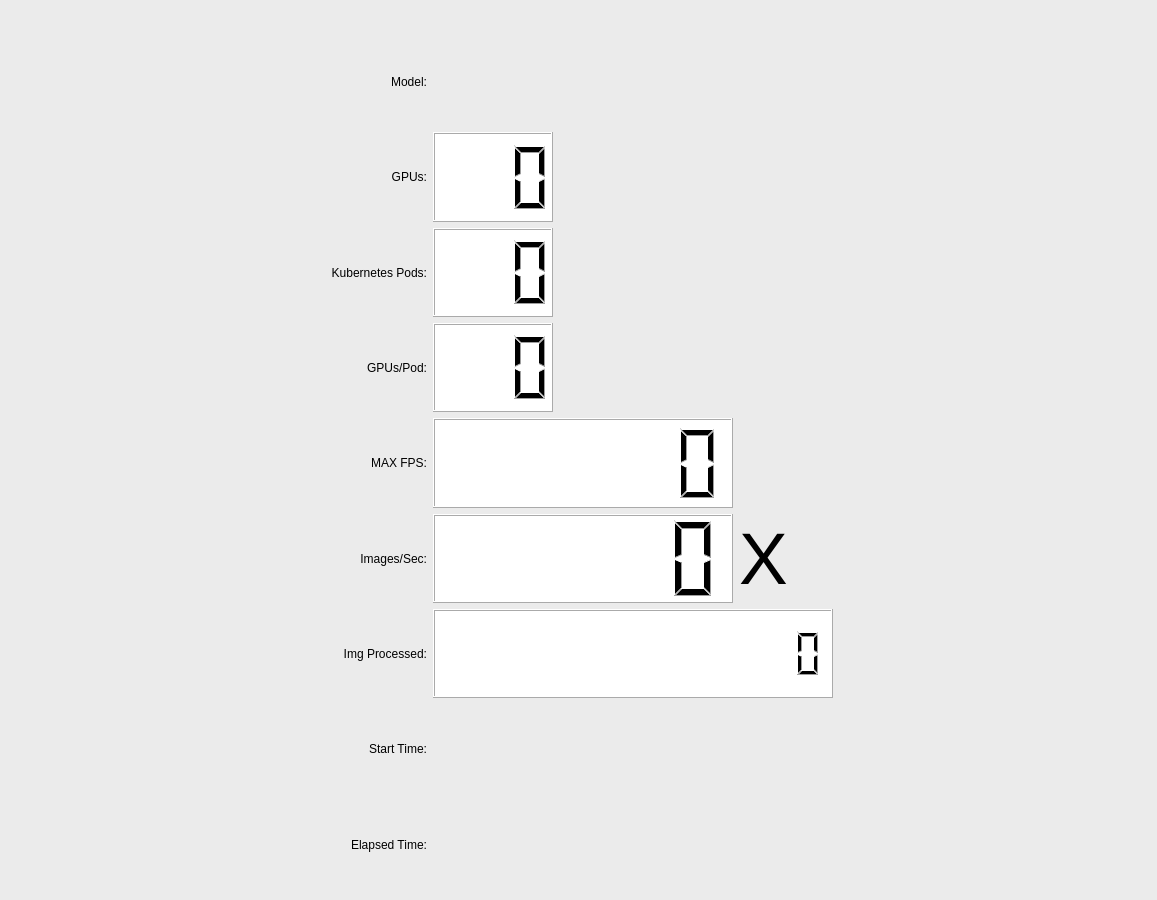
Qt form apps/cloud_inference/client_app/perf_graph.ui (japarada/MIVisionX) before a commit.
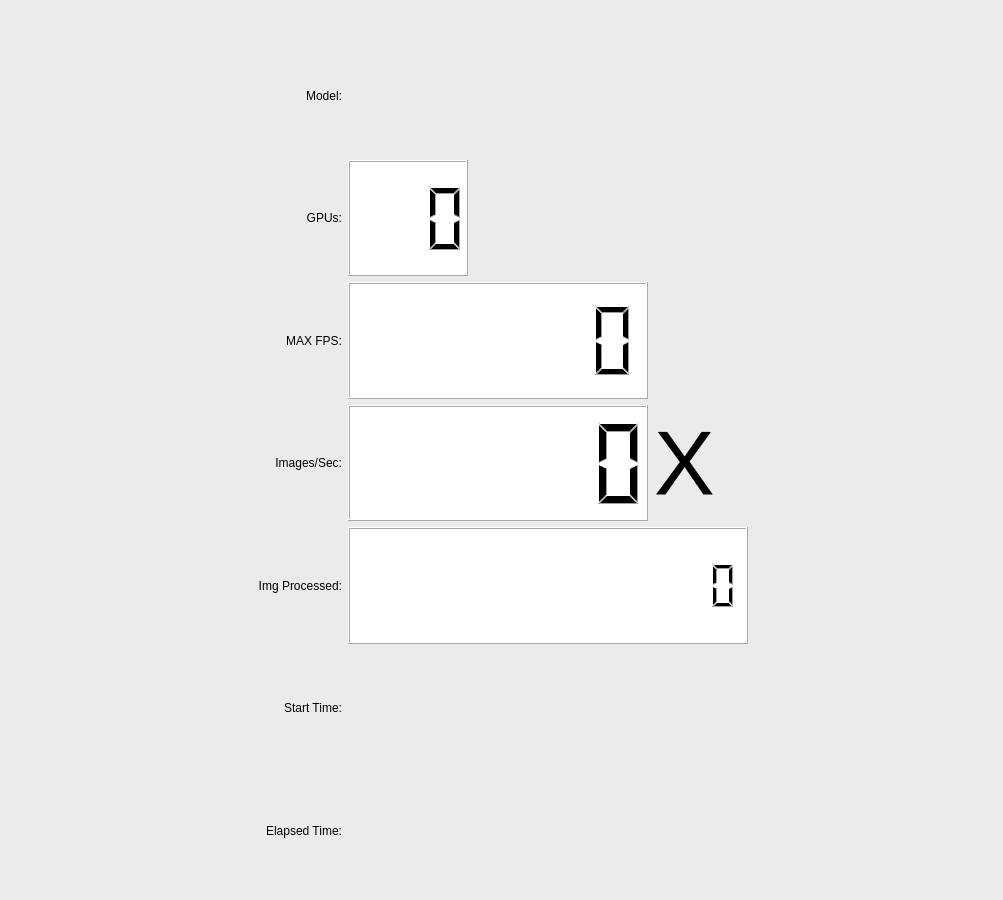
The same form after that commit. Icons and pictures are not drawn.

Commit message:
H/graph enhancement (#26)
* graph fix

* MV Compile - bug fix (#136)

* graph ui fix

* added rocm logo

* graph update

* Cloud Inference Application - graph update (#139)

* graph update

* graph update

* graph update

* update ui

* graph fix

* graph update

* graph updatE

* graph update

* update

* bar chart added

* graph update

* setmax

* mode

* bug fix

* bug fix

* bug fix

* update

* update

* update

* bug fix

* graph update

* update

* update

* update

* update

```diff
--- a/apps/cloud_inference/client_app/perf_graph.ui
+++ b/apps/cloud_inference/client_app/perf_graph.ui
@@ -9,7 +9,7 @@
    <rect>
     <x>0</x>
     <y>0</y>
-    <width>1157</width>
+    <width>1003</width>
     <height>900</height>
    </rect>
   </property>
@@ -30,6 +30,96 @@
    <bool>false</bool>
   </property>
   <layout class="QGridLayout" name="gridLayout">
+   <item row="4" column="1">
+    <widget class="QLabel" name="fps_label">
+     <property name="maximumSize">
+      <size>
+       <width>500</width>
+       <height>16777215</height>
+      </size>
+     </property>
+     <property name="styleSheet">
+      <string notr="true">color: rgb(0, 0, 0);
+font: 75 36pt &quot;Ubuntu&quot;;</string>
+     </property>
+     <property name="text">
+      <string>Images/Sec:</string>
+     </property>
+     <property name="alignment">
+      <set>Qt::AlignRight|Qt::AlignTrailing|Qt::AlignVCenter</set>
+     </property>
+    </widget>
+   </item>
+   <item row="1" column="1">
+    <widget class="QLabel" name="Model_label">
+     <property name="maximumSize">
+      <size>
+       <width>500</width>
+       <height>16777215</height>
+      </size>
+     </property>
+     <property name="styleSheet">
+      <string notr="true">color: rgb(0, 0, 0);
+font: 75 36pt &quot;Ubuntu&quot;;</string>
+     </property>
+     <property name="text">
+      <string>Model:</string>
+     </property>
+     <property name="alignment">
+      <set>Qt::AlignRight|Qt::AlignTrailing|Qt::AlignVCenter</set>
+     </property>
+    </widget>
+   </item>
+   <item row="3" column="1">
+    <widget class="QLabel" name="maxFPS_label">
+     <property name="maximumSize">
+      <size>
+       <width>500</width>
+       <height>16777215</height>
+      </size>
+     </property>
+     <property name="styleSheet">
+      <string notr="true">font: 75 36pt &quot;Ubuntu&quot;;
+color: rgb(0, 0, 0);</string>
+     </property>
+     <property name="text">
+      <string>MAX FPS:</string>
+     </property>
+     <property name="alignment">
+      <set>Qt::AlignRight|Qt::AlignTrailing|Qt::AlignVCenter</set>
+     </property>
+    </widget>
+   </item>
+   <item row="6" column="2">
+    <widget class="QLabel" name="StartTime_label">
+     <property name="maximumSize">
+      <size>
+       <width>500</width>
+       <height>16777215</height>
+      </size>
+     </property>
+     <property name="styleSheet">
+      <string notr="true">color: rgb(170, 0, 0);
+font: 75 28pt &quot;Ubuntu&quot;;</string>
+     </property>
+     <property name="text">
+      <string/>
+     </property>
+    </widget>
+   </item>
+   <item row="4" column="3">
+    <spacer name="horizontalSpacer_3">
+     <property name="orientation">
+      <enum>Qt::Horizontal</enum>
+     </property>
+     <property name="sizeHint" stdset="0">
+      <size>
+       <width>245</width>
+       <height>20</height>
+      </size>
+     </property>
+    </spacer>
+   </item>
    <item row="0" column="0" colspan="3">
     <layout class="QHBoxLayout" name="horizontalLayout_2">
      <property name="sizeConstraint">
@@ -129,39 +219,6 @@
      </item>
     </layout>
    </item>
-   <item row="1" column="0">
-    <spacer name="horizontalSpacer_4">
-     <property name="orientation">
-      <enum>Qt::Horizontal</enum>
-     </property>
-     <property name="sizeHint" stdset="0">
-      <size>
-       <width>245</width>
-       <height>20</height>
-      </size>
-     </property>
-    </spacer>
-   </item>
-   <item row="1" column="1">
-    <widget class="QLabel" name="Model_label">
-     <property name="maximumSize">
-      <size>
-       <width>500</width>
-       <height>16777215</height>
-      </size>
-     </property>
-     <property name="styleSheet">
-      <string notr="true">color: rgb(0, 0, 0);
-font: 75 36pt &quot;Ubuntu&quot;;</string>
-     </property>
-     <property name="text">
-      <string>Model:</string>
-     </property>
-     <property name="alignment">
-      <set>Qt::AlignRight|Qt::AlignTrailing|Qt::AlignVCenter</set>
-     </property>
-    </widget>
-   </item>
    <item row="1" column="2">
     <widget class="QLabel" name="modelName_label">
      <property name="maximumSize">
@@ -228,158 +285,8 @@
      </property>
     </widget>
    </item>
-   <item row="3" column="1">
-    <widget class="QLabel" name="kubernetes_pod_label">
-     <property name="maximumSize">
-      <size>
-       <width>500</width>
-       <height>16777215</height>
-      </size>
-     </property>
-     <property name="styleSheet">
-      <string notr="true">color: rgb(0, 0, 0);
-font: 75 36pt &quot;Ubuntu&quot;;</string>
-     </property>
-     <property name="text">
-      <string>Kubernetes Pods:</string>
-     </property>
-     <property name="alignment">
-      <set>Qt::AlignRight|Qt::AlignTrailing|Qt::AlignVCenter</set>
-     </property>
-    </widget>
-   </item>
-   <item row="3" column="2">
-    <widget class="QLCDNumber" name="pods_lcdNumber">
-     <property name="sizePolicy">
-      <sizepolicy hsizetype="Minimum" vsizetype="Minimum">
-       <horstretch>0</horstretch>
-       <verstretch>0</verstretch>
-      </sizepolicy>
-     </property>
-     <property name="minimumSize">
-      <size>
-       <width>120</width>
-       <height>0</height>
-      </size>
-     </property>
-     <property name="maximumSize">
-      <size>
-       <width>120</width>
-       <height>16777215</height>
-      </size>
-     </property>
-     <property name="styleSheet">
-      <string notr="true">background-color: rgb(255, 255, 255);
-color: rgb(0, 0, 0);</string>
-     </property>
-     <property name="digitCount">
-      <number>3</number>
-     </property>
-    </widget>
-   </item>
-   <item row="4" column="1">
-    <widget class="QLabel" name="NGPU_label">
-     <property name="maximumSize">
-      <size>
-       <width>500</width>
-       <height>16777215</height>
-      </size>
-     </property>
-     <property name="styleSheet">
-      <string notr="true">color: rgb(0, 0, 0);
-font: 75 36pt &quot;Ubuntu&quot;;</string>
-     </property>
-     <property name="text">
-      <string>GPUs/Pod:</string>
-     </property>
-     <property name="alignment">
-      <set>Qt::AlignRight|Qt::AlignTrailing|Qt::AlignVCenter</set>
-     </property>
-    </widget>
-   </item>
-   <item row="4" column="2">
-    <widget class="QLCDNumber" name="GPU_lcdNumber">
-     <property name="sizePolicy">
-      <sizepolicy hsizetype="Minimum" vsizetype="Minimum">
-       <horstretch>0</horstretch>
-       <verstretch>0</verstretch>
-      </sizepolicy>
-     </property>
-     <property name="minimumSize">
-      <size>
-       <width>120</width>
-       <height>0</height>
-      </size>
-     </property>
-     <property name="maximumSize">
-      <size>
-       <width>120</width>
-       <height>16777215</height>
-      </size>
-     </property>
-     <property name="styleSheet">
-      <string notr="true">background-color: rgb(255, 255, 255);
-color: rgb(0, 0, 0);</string>
-     </property>
-     <property name="digitCount">
-      <number>3</number>
-     </property>
-    </widget>
-   </item>
    <item row="5" column="1">
-    <widget class="QLabel" name="maxFPS_label">
-     <property name="maximumSize">
-      <size>
-       <width>500</width>
-       <height>16777215</height>
-      </size>
-     </property>
-     <property name="styleSheet">
-      <string notr="true">font: 75 36pt &quot;Ubuntu&quot;;
-color: rgb(0, 0, 0);</string>
-     </property>
-     <property name="text">
-      <string>MAX FPS:</string>
-     </property>
-     <property name="alignment">
-      <set>Qt::AlignRight|Qt::AlignTrailing|Qt::AlignVCenter</set>
-     </property>
-    </widget>
-   </item>
-   <item row="5" column="2">
-    <widget class="QLCDNumber" name="maxFPS_lcdNumber">
-     <property name="sizePolicy">
-      <sizepolicy hsizetype="Minimum" vsizetype="Minimum">
-       <horstretch>0</horstretch>
-       <verstretch>0</verstretch>
-      </sizepolicy>
-     </property>
-     <property name="minimumSize">
-      <size>
-       <width>300</width>
-       <height>0</height>
-      </size>
-     </property>
-     <property name="maximumSize">
-      <size>
-       <width>300</width>
-       <height>16777215</height>
-      </size>
-     </property>
-     <property name="styleSheet">
-      <string notr="true">background-color: rgb(255, 255, 255);
-color: rgb(0, 0, 0);</string>
-     </property>
-     <property name="smallDecimalPoint">
-      <bool>true</bool>
-     </property>
-     <property name="digitCount">
-      <number>6</number>
-     </property>
-    </widget>
-   </item>
-   <item row="6" column="1">
-    <widget class="QLabel" name="fps_label">
+    <widget class="QLabel" name="images_label">
      <property name="maximumSize">
       <size>
        <width>500</width>
@@ -391,14 +298,14 @@
 font: 75 36pt &quot;Ubuntu&quot;;</string>
      </property>
      <property name="text">
-      <string>Images/Sec:</string>
+      <string>Img Processed:</string>
      </property>
      <property name="alignment">
       <set>Qt::AlignRight|Qt::AlignTrailing|Qt::AlignVCenter</set>
      </property>
     </widget>
    </item>
-   <item row="6" column="2">
+   <item row="4" column="2">
     <layout class="QHBoxLayout" name="horizontalLayout">
      <item>
       <widget class="QLCDNumber" name="fps_lcdNumber">
@@ -444,7 +351,7 @@
       <widget class="QLabel" name="x_label">
        <property name="font">
         <font>
-         <pointsize>55</pointsize>
+         <pointsize>68</pointsize>
         </font>
        </property>
        <property name="text">
@@ -454,21 +361,28 @@
      </item>
     </layout>
    </item>
-   <item row="6" column="3">
-    <spacer name="horizontalSpacer_3">
-     <property name="orientation">
-      <enum>Qt::Horizontal</enum>
-     </property>
-     <property name="sizeHint" stdset="0">
+   <item row="6" column="1">
+    <widget class="QLabel" name="startName_label">
+     <property name="maximumSize">
       <size>
-       <width>95</width>
-       <height>20</height>
+       <width>500</width>
+       <height>16777215</height>
       </size>
      </property>
-    </spacer>
+     <property name="styleSheet">
+      <string notr="true">color: rgb(0, 0, 0);
+font: 75 36pt &quot;Ubuntu&quot;;</string>
+     </property>
+     <property name="text">
+      <string>Start Time:</string>
+     </property>
+     <property name="alignment">
+      <set>Qt::AlignRight|Qt::AlignTrailing|Qt::AlignVCenter</set>
+     </property>
+    </widget>
    </item>
-   <item row="7" column="1">
-    <widget class="QLabel" name="images_label">
+   <item row="2" column="1">
+    <widget class="QLabel" name="TotalGPU_label">
      <property name="maximumSize">
       <size>
        <width>500</width>
@@ -480,14 +394,14 @@
 font: 75 36pt &quot;Ubuntu&quot;;</string>
      </property>
      <property name="text">
-      <string>Img Processed:</string>
+      <string>GPUs:</string>
      </property>
      <property name="alignment">
       <set>Qt::AlignRight|Qt::AlignTrailing|Qt::AlignVCenter</set>
      </property>
     </widget>
    </item>
-   <item row="7" column="2">
+   <item row="5" column="2">
     <widget class="QLCDNumber" name="images_lcdNumber">
      <property name="sizePolicy">
       <sizepolicy hsizetype="Minimum" vsizetype="Minimum">
@@ -519,28 +433,40 @@
      </property>
     </widget>
    </item>
-   <item row="8" column="1">
-    <widget class="QLabel" name="startName_label">
+   <item row="3" column="2">
+    <widget class="QLCDNumber" name="maxFPS_lcdNumber">
+     <property name="sizePolicy">
+      <sizepolicy hsizetype="Minimum" vsizetype="Minimum">
+       <horstretch>0</horstretch>
+       <verstretch>0</verstretch>
+      </sizepolicy>
+     </property>
+     <property name="minimumSize">
+      <size>
+       <width>300</width>
+       <height>0</height>
+      </size>
+     </property>
      <property name="maximumSize">
       <size>
-       <width>500</width>
+       <width>300</width>
        <height>16777215</height>
       </size>
      </property>
      <property name="styleSheet">
-      <string notr="true">color: rgb(0, 0, 0);
-font: 75 36pt &quot;Ubuntu&quot;;</string>
+      <string notr="true">background-color: rgb(255, 255, 255);
+color: rgb(0, 0, 0);</string>
      </property>
-     <property name="text">
-      <string>Start Time:</string>
+     <property name="smallDecimalPoint">
+      <bool>true</bool>
      </property>
-     <property name="alignment">
-      <set>Qt::AlignRight|Qt::AlignTrailing|Qt::AlignVCenter</set>
+     <property name="digitCount">
+      <number>6</number>
      </property>
     </widget>
    </item>
-   <item row="8" column="2">
-    <widget class="QLabel" name="StartTime_label">
+   <item row="7" column="2">
+    <widget class="QLabel" name="elapsedTime_label">
      <property name="maximumSize">
       <size>
        <width>500</width>
@@ -556,7 +482,20 @@
      </property>
     </widget>
    </item>
-   <item row="9" column="1">
+   <item row="1" column="0">
+    <spacer name="horizontalSpacer_4">
+     <property name="orientation">
+      <enum>Qt::Horizontal</enum>
+     </property>
+     <property name="sizeHint" stdset="0">
+      <size>
+       <width>242</width>
+       <height>20</height>
+      </size>
+     </property>
+    </spacer>
+   </item>
+   <item row="7" column="1">
     <widget class="QLabel" name="ElapsedTimeName_label">
      <property name="maximumSize">
       <size>
@@ -576,23 +515,6 @@
      </property>
     </widget>
    </item>
-   <item row="9" column="2">
-    <widget class="QLabel" name="elapsedTime_label">
-     <property name="maximumSize">
-      <size>
-       <width>500</width>
-       <height>16777215</height>
-      </size>
-     </property>
-     <property name="styleSheet">
-      <string notr="true">color: rgb(170, 0, 0);
-font: 75 28pt &quot;Ubuntu&quot;;</string>
-     </property>
-     <property name="text">
-      <string/>
-     </property>
-    </widget>
-   </item>
   </layout>
  </widget>
  <resources>
```
Left out of the diff: 20 changed lines with no effect on the pictures. The commit also changes 7 other files.
